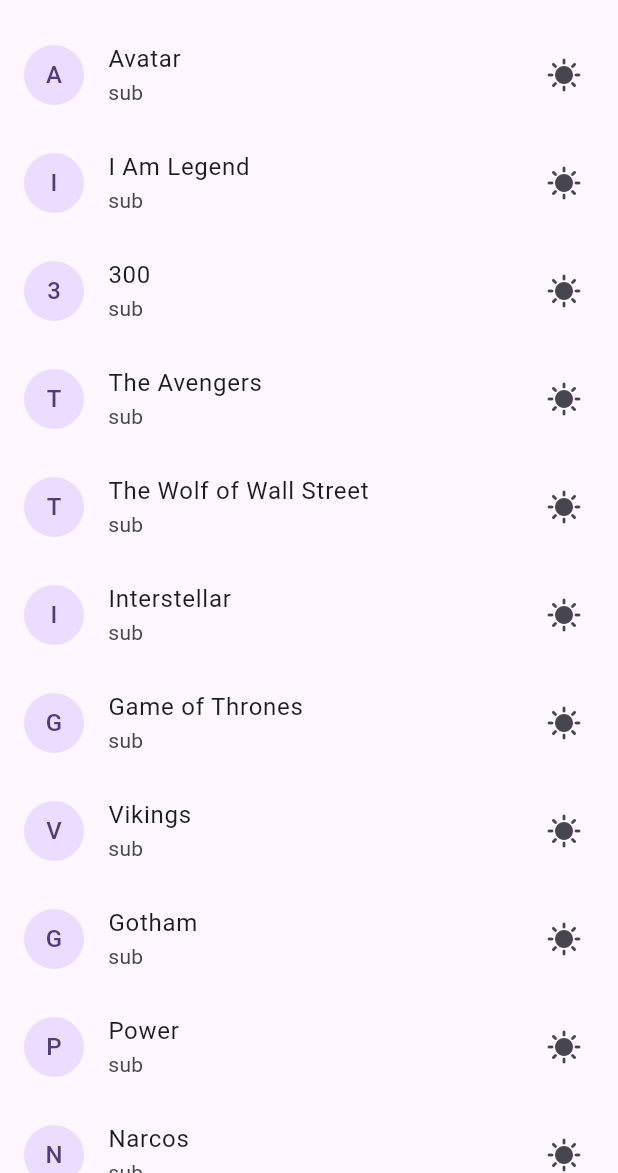
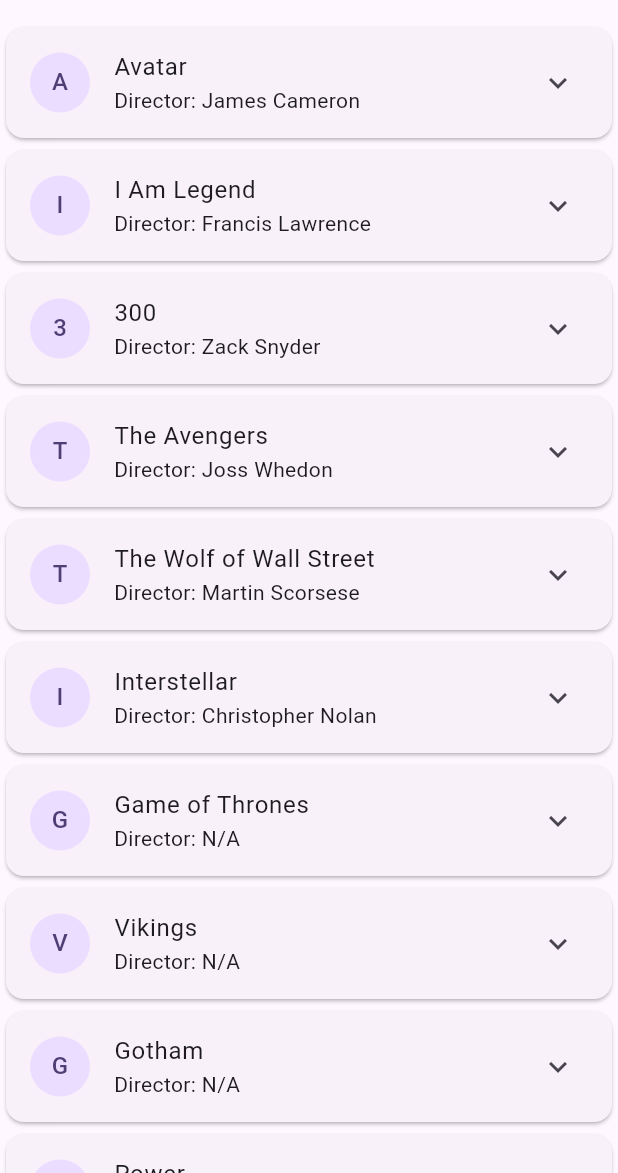
Before and after one commit to leobewater/flutter_movie_app, a Flutter app: the screen it shows after launch, on a phone screen of 412 x 824 dp, the part 63-1236 px from its top. Run offline on Flutter 3.47's test engine with Material 3 defaults, Android fonts, the phone set to English and light mode, and no system bars.

Commit message:
add movie content

```diff
--- a/lib/main.dart
+++ b/lib/main.dart
@@ -53,19 +53,48 @@ class _HomeState extends State<Home> {
               itemCount: movieData.movieList.length, // limit to number of items
               itemBuilder: (context, index) {
                 final movie = movieData.movieList[index];
-
-                return ListTile(
-                  title: Text(movie.title),
-                  subtitle: const Text('sub'),
-                  trailing: const Icon(Icons.sunny),
-                  leading: CircleAvatar(
-                    child: Text(movie.title[0]),
+                return Card(
+                  child: ExpansionTile(
+                    title: Text(movie.title),
+                    subtitle: Text('Director: ${movie.director}'),
+                    leading: CircleAvatar(
+                      child: Text(movie.title[0]),
+                    ),
+                    children: [
+                      Container(
+                        alignment: Alignment.center,
+                        padding: const EdgeInsets.only(
+                          left: 75,
+                        ),
+                        child: Column(
+                          children: [
+                            RichText(
+                              text: TextSpan(
+                                  style: DefaultTextStyle.of(context).style,
+                                  children: [
+                                     TextSpan(
+                                        text: 'Released: ',
+                                        style: Theme.of(context)
+                                            .textTheme
+                                            .labelLarge
+                                            ?.copyWith(
+                                                fontWeight: FontWeight.bold)),
+                                    TextSpan(text: '${movie.released}')
+                                  ]),
+                            )
+                          ],
+                        ),
+                      )
+                    ],
                   ),
                 );
 
-                // return Card(
-                //   child: Center(
-                //     child: Text(movies[index]),
+                // return ListTile(
+                //   title: Text(movie.title),
+                //   subtitle: const Text('sub'),
+                //   trailing: const Icon(Icons.sunny),
+                //   leading: CircleAvatar(
+                //     child: Text(movie.title[0]),
                 //   ),
                 // );
               })),
```
